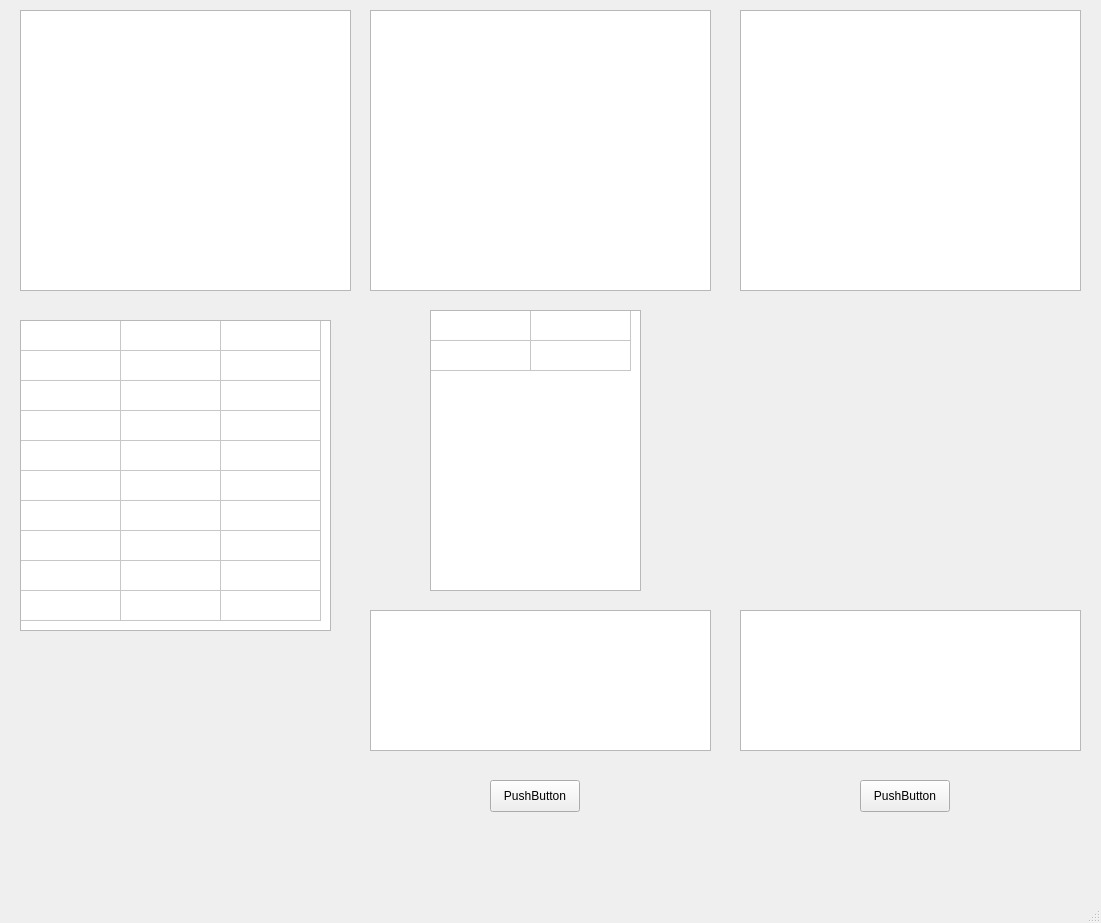
The window that ui/first.ui (ToTHXaT/SisprogLabs) describes before a commit, drawn with Qt 5.
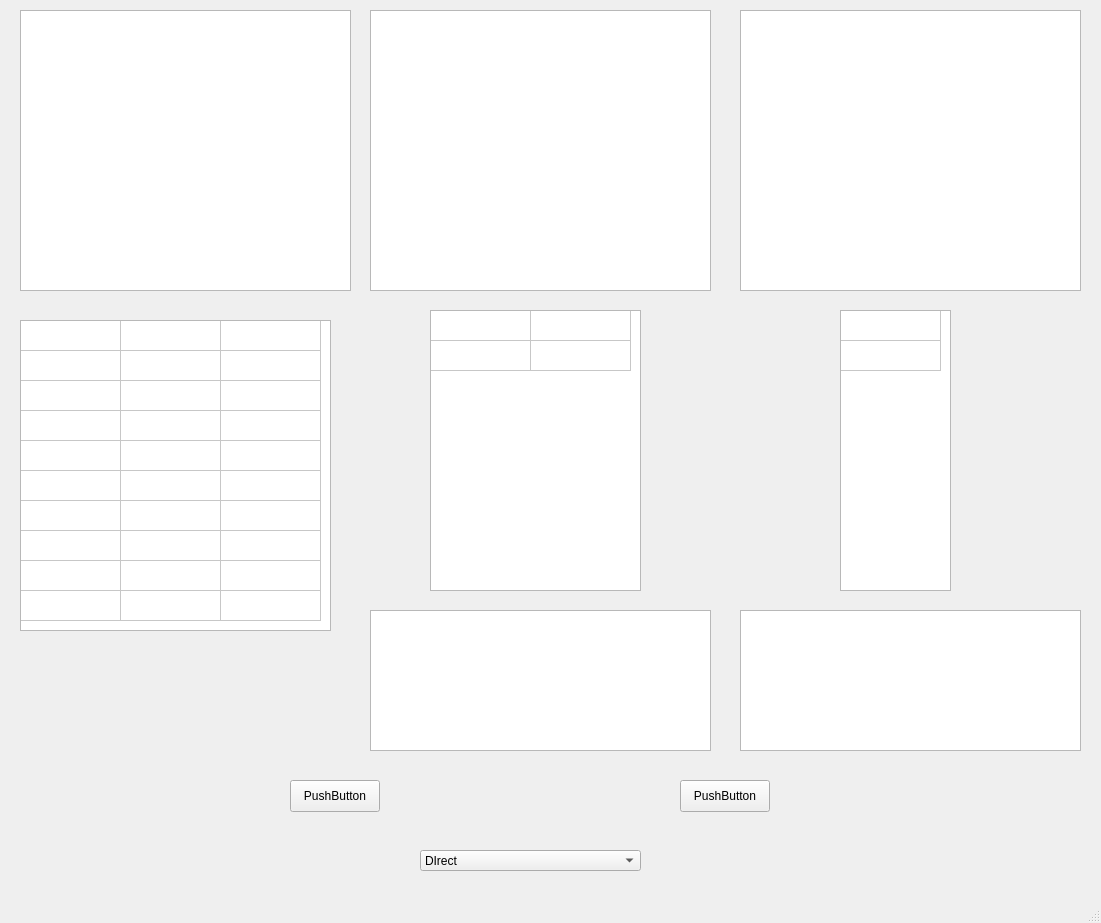
The same window after the commit. Custom widgets are drawn as their Qt base class.

Diff of the .ui file:
```diff
--- a/ui/first.ui
+++ b/ui/first.ui
@@ -17,7 +17,7 @@
    <widget class="QPushButton" name="pass1">
     <property name="geometry">
      <rect>
-      <x>490</x>
+      <x>290</x>
       <y>780</y>
       <width>90</width>
       <height>32</height>
@@ -216,7 +216,7 @@
    <widget class="QPushButton" name="pass2">
     <property name="geometry">
      <rect>
-      <x>860</x>
+         <x>680</x>
       <y>780</y>
       <width>90</width>
       <height>32</height>
@@ -253,6 +253,77 @@
      <bool>true</bool>
     </property>
    </widget>
+      <widget class="QTableWidget" name="tm">
+          <property name="geometry">
+              <rect>
+                  <x>840</x>
+                  <y>310</y>
+                  <width>111</width>
+                  <height>281</height>
+              </rect>
+          </property>
+          <property name="focusPolicy">
+              <enum>Qt::NoFocus</enum>
+          </property>
+          <property name="editTriggers">
+              <set>QAbstractItemView::NoEditTriggers</set>
+          </property>
+          <property name="tabKeyNavigation">
+              <bool>false</bool>
+          </property>
+          <property name="showDropIndicator" stdset="0">
+              <bool>false</bool>
+          </property>
+          <property name="dragDropOverwriteMode">
+              <bool>false</bool>
+          </property>
+          <property name="rowCount">
+              <number>2</number>
+          </property>
+          <property name="columnCount">
+              <number>1</number>
+          </property>
+          <attribute name="horizontalHeaderVisible">
+              <bool>false</bool>
+          </attribute>
+          <attribute name="horizontalHeaderHighlightSections">
+              <bool>false</bool>
+          </attribute>
+          <attribute name="verticalHeaderVisible">
+              <bool>false</bool>
+          </attribute>
+          <attribute name="verticalHeaderHighlightSections">
+              <bool>false</bool>
+          </attribute>
+          <row/>
+          <row/>
+          <column/>
+      </widget>
+      <widget class="KComboBox" name="format_choose">
+          <property name="geometry">
+              <rect>
+                  <x>420</x>
+                  <y>850</y>
+                  <width>221</width>
+                  <height>21</height>
+              </rect>
+          </property>
+          <item>
+              <property name="text">
+                  <string>DIrect</string>
+              </property>
+          </item>
+          <item>
+              <property name="text">
+                  <string>Relative</string>
+              </property>
+          </item>
+          <item>
+              <property name="text">
+                  <string>Mixed</string>
+              </property>
+          </item>
+      </widget>
   </widget>
   <widget class="QStatusBar" name="statusbar"/>
   <action name="actionLoad">
@@ -266,6 +337,13 @@
    </property>
   </action>
  </widget>
+    <customwidgets>
+        <customwidget>
+            <class>KComboBox</class>
+            <extends>QComboBox</extends>
+            <header>kcombobox.h</header>
+        </customwidget>
+    </customwidgets>
  <resources/>
  <connections/>
 </ui>
```
Left out of the diff: 2 changed lines with no effect on the pictures. Lines whose indentation alone changed are shown as unchanged.
